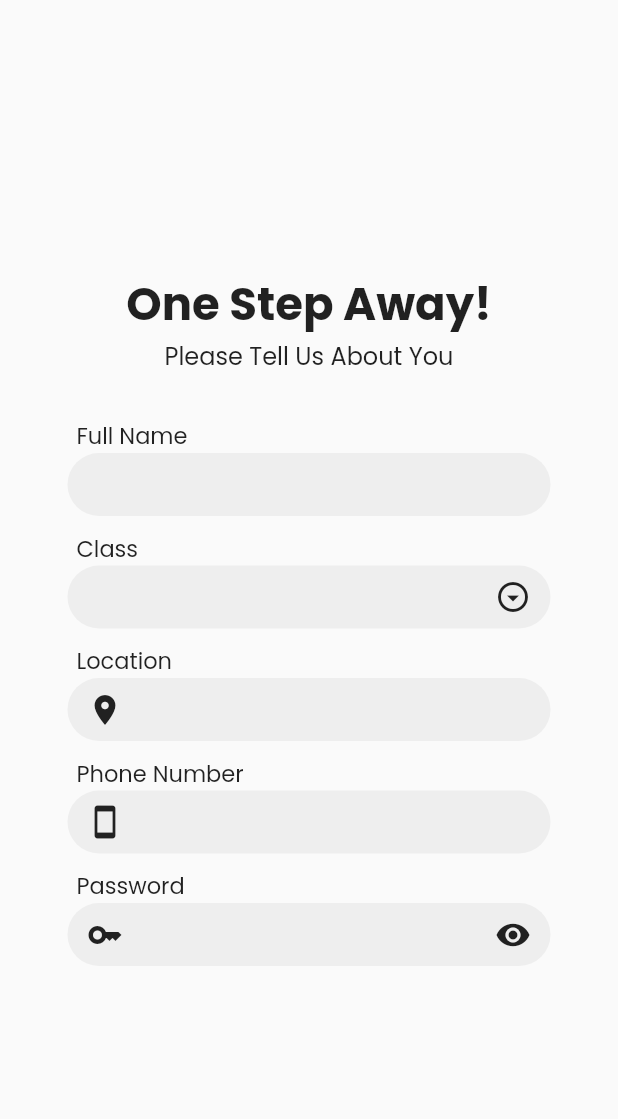
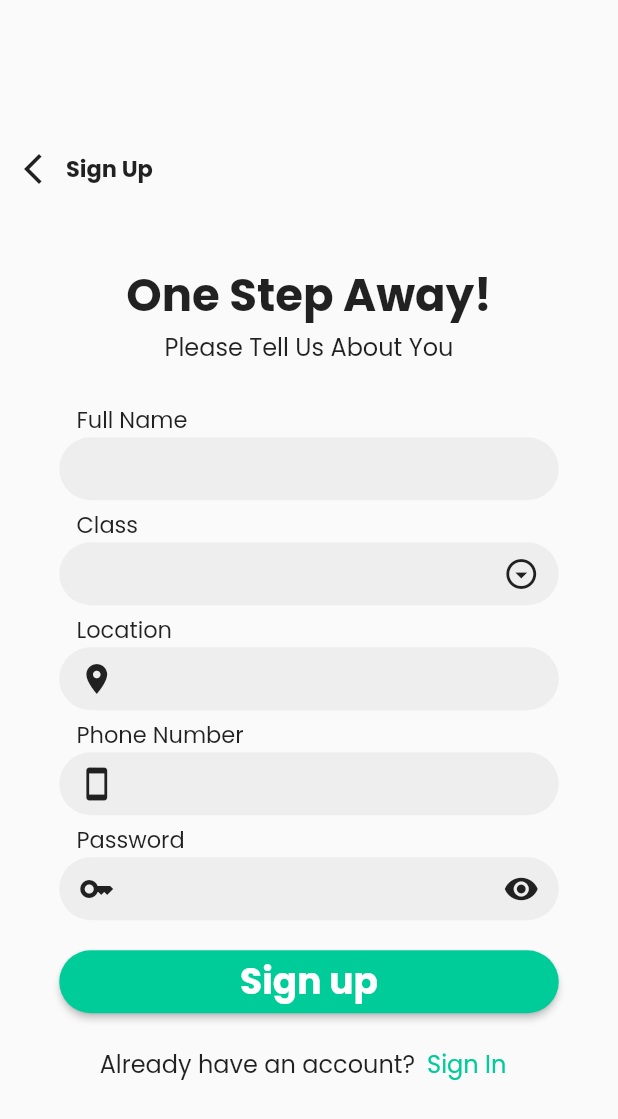
Before and after one commit to nomansum/EduHome, a Flutter app: the screen it shows after launch, on a phone screen of 412 x 824 dp. Shown: the top 1119 px of the screen. Run offline on Flutter 3.47's test engine with Material 2 defaults, Android fonts, the phone set to English and light mode, and no system bars.

Commit message:
Student Register & Modularity

```diff
--- /dev/null
+++ b/lib/constants/heading_textfield.dart
@@ -0,0 +1,26 @@
+import 'package:flutter/material.dart';
+import 'package:flutter/src/widgets/framework.dart';
+import 'package:flutter/src/widgets/placeholder.dart';
+
+class HeadingText extends StatelessWidget {
+  //const HeadingText({super.key});
+  final String headingText;
+  HeadingText({required this.headingText});
+
+  @override
+  Widget build(BuildContext context) {
+    return Container(
+      alignment: Alignment.centerLeft,
+      width: 310,
+      child: Text(
+        headingText,
+        style: TextStyle(
+          fontFamily: "Poppins",
+          fontSize: 15,
+          fontWeight: FontWeight.w400,
+        ),
+        textAlign: TextAlign.left,
+      ),
+    );
+  }
+}
--- a/lib/constants/icon_constants.dart
+++ b/lib/constants/icon_constants.dart
@@ -6,3 +6,5 @@ const IconData arrowDropdown = IconData(0xee89, fontFamily: 'MaterialIcons');
 const IconData Location = IconData(0xe3ab, fontFamily: 'MaterialIcons');
 
 const IconData Mobile = IconData(0xe5c6, fontFamily: 'MaterialIcons');
+
+const IconData backArrowButton = IconData(0xe791, fontFamily: 'MaterialIcons');
--- a/lib/screens/authenticate/sign_in.dart
+++ b/lib/screens/authenticate/sign_in.dart
@@ -1,3 +1,4 @@
+import 'package:eduhome_project/constants/heading_textfield.dart';
 import 'package:eduhome_project/constants/icon_constants.dart';
 import 'package:eduhome_project/constants/input_decoration.dart';
 import 'package:flutter/material.dart';
@@ -36,6 +37,7 @@ class _SignInState extends State<SignIn> {
       body: Center(
           child: Form(
         key: _formKey,
+        child: SingleChildScrollView(
           child: Column(
             mainAxisAlignment: MainAxisAlignment.center,
             children: [
@@ -57,19 +59,7 @@ class _SignInState extends State<SignIn> {
               SizedBox(
                 height: 40,
               ),
-            Container(
-              alignment: Alignment.centerLeft,
-              width: 310,
-              child: Text(
-                "Phone Number",
-                style: TextStyle(
-                  fontFamily: "Poppins",
-                  fontSize: 15,
-                  fontWeight: FontWeight.w400,
-                ),
-                textAlign: TextAlign.left,
-              ),
-            ),
+              HeadingText(headingText: "Phone Number"),
               Container(
                 height: 42,
                 width: 322,
@@ -95,19 +85,7 @@ class _SignInState extends State<SignIn> {
               SizedBox(
                 height: 20,
               ),
-            Container(
-              alignment: Alignment.centerLeft,
-              width: 310,
-              child: Text(
-                "Password",
-                style: TextStyle(
-                  fontFamily: "Poppins",
-                  fontSize: 15,
-                  fontWeight: FontWeight.w400,
-                ),
-                textAlign: TextAlign.left,
-              ),
-            ),
+              HeadingText(headingText: "Password"),
               Container(
                 height: 42,
                 width: 322,
@@ -206,6 +184,7 @@ class _SignInState extends State<SignIn> {
               )
             ],
           ),
+        ),
       )),
     );
   }
--- a/lib/screens/authenticate/student_register.dart
+++ b/lib/screens/authenticate/student_register.dart
@@ -1,9 +1,12 @@
 import 'package:eduhome_project/constants/dropdown_list.dart';
+import 'package:eduhome_project/constants/heading_textfield.dart';
 import 'package:eduhome_project/constants/icon_constants.dart';
 import 'package:eduhome_project/constants/input_decoration.dart';
 import 'package:flutter/material.dart';
 import 'package:flutter/src/widgets/framework.dart';
 import 'package:flutter/src/widgets/placeholder.dart';
+
+import '../../widgets/back_button.dart';
 
 class StudentRegister extends StatefulWidget {
   const StudentRegister({super.key});
@@ -49,9 +52,14 @@ class _StudentRegisterState extends State<StudentRegister> {
       body: Center(
           child: Form(
         key: _formKey,
+        child: SingleChildScrollView(
           child: Column(
             mainAxisAlignment: MainAxisAlignment.center,
             children: [
+              BackButtonWidget(),
+              SizedBox(
+                height: 40,
+              ),
               Text(
                 "One Step Away!",
                 style: TextStyle(
@@ -67,24 +75,12 @@ class _StudentRegisterState extends State<StudentRegister> {
                     fontFamily: "Poppins"),
               ),
               SizedBox(
-              height: 30,
+                height: 25,
               ),
-            Container(
-              alignment: Alignment.centerLeft,
-              width: 310,
-              child: Text(
-                "Full Name",
-                style: TextStyle(
-                  fontFamily: "Poppins",
-                  fontSize: 15,
-                  fontWeight: FontWeight.w400,
-                ),
-                textAlign: TextAlign.left,
-              ),
-            ),
+              HeadingText(headingText: "Full Name"),
               Container(
                 height: 42,
-              width: 322,
+                width: 333,
                 decoration: containerDecoration,
                 child: TextFormField(
                   validator: (value) {
@@ -100,24 +96,12 @@ class _StudentRegisterState extends State<StudentRegister> {
                 ),
               ),
               SizedBox(
-              height: 10,
+                height: 5,
               ),
-            Container(
-              alignment: Alignment.centerLeft,
-              width: 310,
-              child: Text(
-                "Class",
-                style: TextStyle(
-                  fontFamily: "Poppins",
-                  fontSize: 15,
-                  fontWeight: FontWeight.w400,
-                ),
-                textAlign: TextAlign.left,
-              ),
-            ),
+              HeadingText(headingText: "Class"),
               Container(
                 height: 42,
-              width: 322,
+                width: 333,
                 decoration: containerDecoration,
                 child: TextFormField(
                   cursorColor: Colors.grey[900],
@@ -145,24 +129,12 @@ class _StudentRegisterState extends State<StudentRegister> {
                 ),
               ),
               SizedBox(
-              height: 10,
+                height: 5,
               ),
-            Container(
-              alignment: Alignment.centerLeft,
-              width: 310,
-              child: Text(
-                "Location",
-                style: TextStyle(
-                  fontFamily: "Poppins",
-                  fontSize: 15,
-                  fontWeight: FontWeight.w400,
-                ),
-                textAlign: TextAlign.left,
-              ),
-            ),
+              HeadingText(headingText: "Location"),
               Container(
                 height: 42,
-              width: 322,
+                width: 333,
                 decoration: containerDecoration,
                 child: TextFormField(
                   validator: (value) {
@@ -182,24 +154,12 @@ class _StudentRegisterState extends State<StudentRegister> {
                 ),
               ),
               SizedBox(
-              height: 10,
+                height: 5,
               ),
-            Container(
-              alignment: Alignment.centerLeft,
-              width: 310,
-              child: Text(
-                "Phone Number",
-                style: TextStyle(
-                  fontFamily: "Poppins",
-                  fontSize: 15,
-                  fontWeight: FontWeight.w400,
-                ),
-                textAlign: TextAlign.left,
-              ),
-            ),
+              HeadingText(headingText: "Phone Number"),
               Container(
                 height: 42,
-              width: 322,
+                width: 333,
                 decoration: containerDecoration,
                 child: TextFormField(
                   validator: (value) {
@@ -219,30 +179,17 @@ class _StudentRegisterState extends State<StudentRegister> {
                 ),
               ),
               SizedBox(
-              height: 10,
+                height: 5,
               ),
-            Container(
-              alignment: Alignment.centerLeft,
-              width: 310,
-              child: Text(
-                "Password",
-                style: TextStyle(
-                  fontFamily: "Poppins",
-                  fontSize: 15,
-                  fontWeight: FontWeight.w400,
-                ),
-                textAlign: TextAlign.left,
-              ),
-            ),
+              HeadingText(headingText: "Password"),
               Container(
                 height: 42,
-              width: 322,
+                width: 333,
                 decoration: containerDecoration,
                 child: TextFormField(
                   validator: (value) {
-                  //value = value.toString();
-                  if (value == null || value.isEmpty) {
-                    return "please enter Your Location";
+                    if (value == null || value.isEmpty || value.length < 6) {
+                      return "Please Enter Password with length at least 6";
                     }
                     return null;
                   },
@@ -270,7 +217,67 @@ class _StudentRegisterState extends State<StudentRegister> {
                       )),
                 ),
               ),
+              SizedBox(
+                height: 20,
+              ),
+              Container(
+                width: 333,
+                height: 42,
+                child: ElevatedButton(
+                  style: ElevatedButton.styleFrom(
+                      primary: Color(
+                          int.parse("#00CC99".substring(1, 7), radix: 16) +
+                              0xFF000000),
+                      shape: RoundedRectangleBorder(
+                          borderRadius: BorderRadius.circular(50.0))),
+                  onPressed: () {
+                    if (_formKey.currentState!.validate()) {
+                      ScaffoldMessenger.of(context).showSnackBar(
+                        const SnackBar(content: Text('Done')),
+                      );
+                    }
+                  },
+                  child: Text(
+                    "Sign up",
+                    style: TextStyle(
+                      fontFamily: "Poppins",
+                      fontSize: 24,
+                      fontWeight: FontWeight.w600,
+                    ),
+                  ),
+                ),
+              ),
+              SizedBox(
+                height: 10,
+              ),
+              Row(
+                mainAxisAlignment: MainAxisAlignment.center,
+                children: [
+                  Text(
+                    "Already have an account?",
+                    style: TextStyle(
+                      fontFamily: "Poppins",
+                      fontWeight: FontWeight.w500,
+                      fontSize: 16,
+                    ),
+                  ),
+                  TextButton(
+                      onPressed: () {},
+                      child: Text(
+                        "Sign In",
+                        style: TextStyle(
+                          color: Color(
+                              int.parse("#00CC99".substring(1, 7), radix: 16) +
+                                  0xFF000000),
+                          fontFamily: "Poppins",
+                          fontWeight: FontWeight.w500,
+                          fontSize: 16,
+                        ),
+                      ))
                 ],
+              )
+            ],
+          ),
         ),
       )),
     );
--- /dev/null
+++ b/lib/widgets/back_button.dart
@@ -0,0 +1,40 @@
+import 'package:eduhome_project/constants/icon_constants.dart';
+import 'package:flutter/material.dart';
+import 'package:flutter/src/widgets/framework.dart';
+import 'package:flutter/src/widgets/placeholder.dart';
+
+class BackButtonWidget extends StatelessWidget {
+  const BackButtonWidget({super.key});
+
+  @override
+  Widget build(BuildContext context) {
+    return Container(
+      padding: EdgeInsets.only(top: MediaQuery.of(context).padding.top),
+      child: Row(
+        children: [
+          GestureDetector(
+            onTap: () {
+              Navigator.pop(context);
+            },
+            child: Container(
+              alignment: Alignment.topLeft,
+              padding: EdgeInsets.all(10),
+              child: Icon(
+                backArrowButton,
+                color: Colors.grey[900],
+              ),
+            ),
+          ),
+          Text(
+            "Sign Up",
+            textAlign: TextAlign.left,
+            style: TextStyle(
+                fontSize: 15,
+                fontFamily: "Poppins",
+                fontWeight: FontWeight.w600),
+          )
+        ],
+      ),
+    );
+  }
+}
```
Lines whose indentation alone changed are shown as unchanged.
